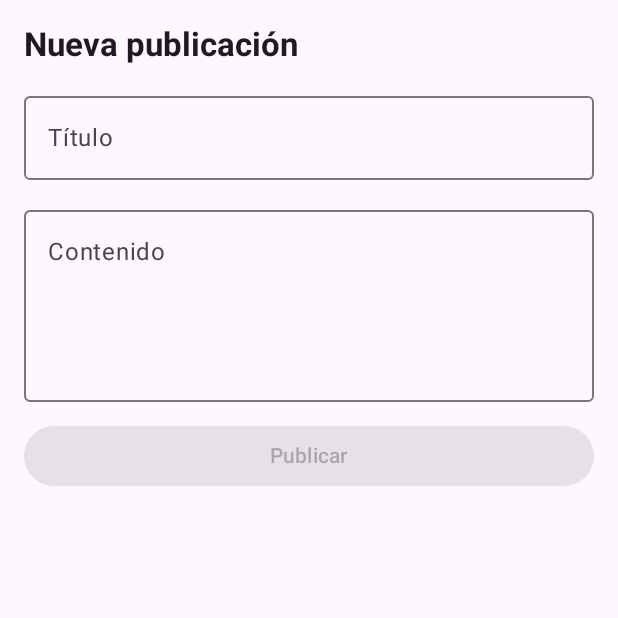
After one commit to ydortizs-prog/MuroCampus, an Android app built with Jetpack Compose: the composable PantallaCrear shown on its own in the app's theme, on a phone screen of 412 x 824 dp, the top half of it. The commit adds this screen. Run offline under Robolectric (Android 15) with nearby library versions, the phone set to English and light mode, and no system bars.

Commit message:
feat(crear): publica una nueva publicacion con POST y Body

```diff
--- /dev/null
+++ b/app/src/main/java/com/ortiz/murocampus/ui/PantallaCrear.kt
@@ -0,0 +1,115 @@
+package com.ortiz.murocampus.ui
+
+import androidx.compose.foundation.layout.Arrangement
+import androidx.compose.foundation.layout.Column
+import androidx.compose.foundation.layout.fillMaxSize
+import androidx.compose.foundation.layout.fillMaxWidth
+import androidx.compose.foundation.layout.padding
+import androidx.compose.foundation.layout.size
+import androidx.compose.foundation.shape.RoundedCornerShape
+import androidx.compose.material3.Button
+import androidx.compose.material3.CircularProgressIndicator
+import androidx.compose.material3.MaterialTheme
+import androidx.compose.material3.OutlinedTextField
+import androidx.compose.material3.Surface
+import androidx.compose.material3.Text
+import androidx.compose.runtime.Composable
+import androidx.compose.runtime.LaunchedEffect
+import androidx.compose.runtime.getValue
+import androidx.compose.runtime.mutableStateOf
+import androidx.compose.runtime.saveable.rememberSaveable
+import androidx.compose.runtime.setValue
+import androidx.compose.ui.Modifier
+import androidx.compose.ui.text.font.FontWeight
+import androidx.compose.ui.unit.dp
+import androidx.lifecycle.compose.collectAsStateWithLifecycle
+import com.ortiz.murocampus.viewmodel.PostsViewModel
+import com.ortiz.murocampus.viewmodel.UiState
+
+@Composable
+fun PantallaCrear(
+    vm: PostsViewModel,
+    modifier: Modifier = Modifier
+) {
+    var titulo by rememberSaveable { mutableStateOf("") }
+    var contenido by rememberSaveable { mutableStateOf("") }
+    val estado by vm.publicacion.collectAsStateWithLifecycle()
+
+    // Si se publicó bien, se limpia el formulario.
+    // Si hubo error, se conserva lo escrito para reintentar.
+    LaunchedEffect(estado) {
+        if (estado is UiState.Exito) {
+            titulo = ""
+            contenido = ""
+        }
+    }
+
+    val enviando = estado is UiState.Cargando
+
+    Column(
+        modifier = modifier
+            .fillMaxSize()
+            .padding(16.dp),
+        verticalArrangement = Arrangement.spacedBy(12.dp)
+    ) {
+        Text(
+            text = "Nueva publicación",
+            style = MaterialTheme.typography.titleLarge,
+            fontWeight = FontWeight.Bold
+        )
+        OutlinedTextField(
+            value = titulo,
+            onValueChange = { titulo = it },
+            label = { Text("Título") },
+            singleLine = true,
+            modifier = Modifier.fillMaxWidth()
+        )
+        OutlinedTextField(
+            value = contenido,
+            onValueChange = { contenido = it },
+            label = { Text("Contenido") },
+            minLines = 4,
+            modifier = Modifier.fillMaxWidth()
+        )
+        Button(
+            onClick = { vm.publicar(titulo, contenido) },
+            enabled = titulo.isNotBlank() && contenido.isNotBlank() && !enviando,
+            modifier = Modifier.fillMaxWidth()
+        ) {
+            if (enviando) {
+                CircularProgressIndicator(
+                    modifier = Modifier.size(20.dp),
+                    strokeWidth = 2.dp
+                )
+            } else {
+                Text("Publicar")
+            }
+        }
+
+        when (val e = estado) {
+            is UiState.Exito -> Surface(
+                color = MaterialTheme.colorScheme.primaryContainer,
+                shape = RoundedCornerShape(12.dp),
+                modifier = Modifier.fillMaxWidth()
+            ) {
+                Text(
+                    text = "Publicado con id ${e.datos.id}",
+                    color = MaterialTheme.colorScheme.onPrimaryContainer,
+                    modifier = Modifier.padding(16.dp)
+                )
+            }
+            is UiState.Error -> Surface(
+                color = MaterialTheme.colorScheme.errorContainer,
+                shape = RoundedCornerShape(12.dp),
+                modifier = Modifier.fillMaxWidth()
+            ) {
+                Text(
+                    text = e.mensaje,
+                    color = MaterialTheme.colorScheme.onErrorContainer,
+                    modifier = Modifier.padding(16.dp)
+                )
+            }
+            else -> Unit
+        }
+    }
+}
```
Also changed, not shown: app/src/main/java/com/ortiz/murocampus/MainActivity.kt (+25 -2 lines), app/src/main/java/com/ortiz/murocampus/viewmodel/PostsViewModel.kt (+20 -0 lines).
